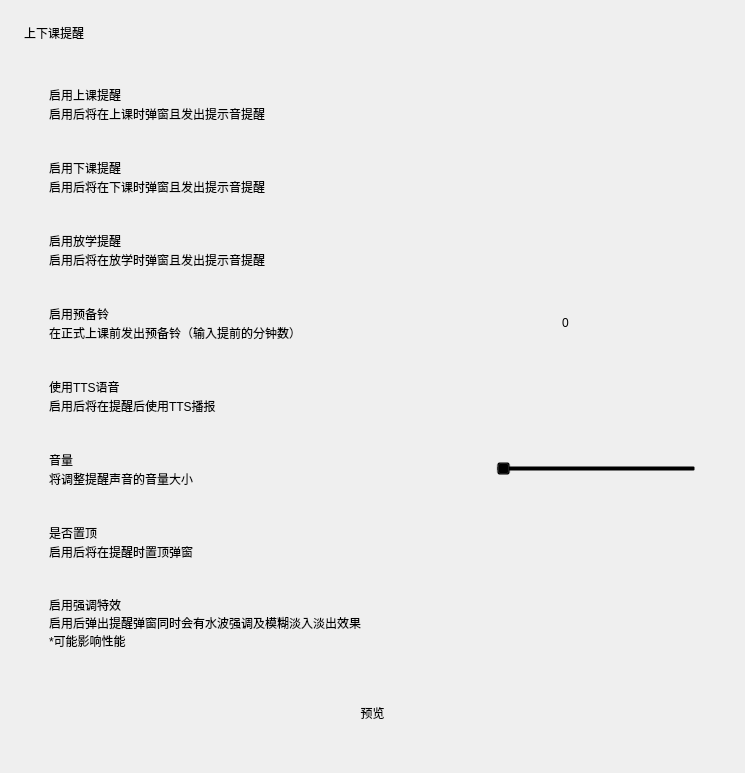
The window that view/menu/sound.ui (baiyao105/Class-Widgets) describes before a commit, drawn with Qt 5.
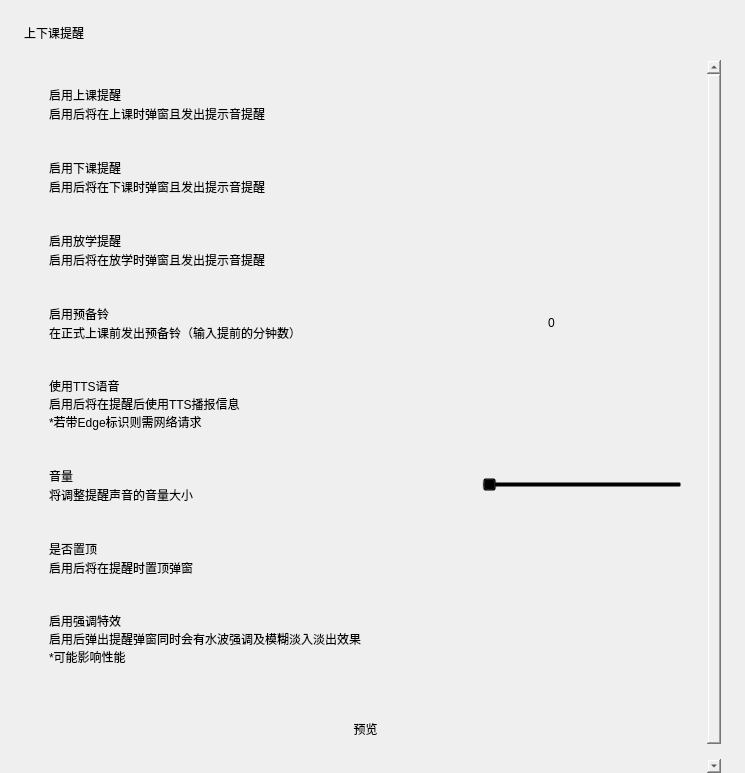
The same window after the commit. Custom widgets are drawn as their Qt base class.

Diff of the .ui file:
```diff
--- a/view/menu/sound.ui
+++ b/view/menu/sound.ui
@@ -56,7 +56,7 @@
         <x>0</x>
         <y>0</y>
         <width>697</width>
-        <height>734</height>
+        <height>750</height>
        </rect>
       </property>
       <layout class="QVBoxLayout" name="verticalLayout_9">
@@ -432,7 +432,8 @@
               <item>
                <widget class="CaptionLabel" name="CaptionLabel_13">
                 <property name="text">
-                 <string>启用后将在提醒后使用TTS播报</string>
+                 <string>启用后将在提醒后使用TTS播报信息
+*若带Edge标识则需网络请求</string>
                 </property>
                 <property name="lightColor" stdset="0">
                  <color alpha="150">
```
